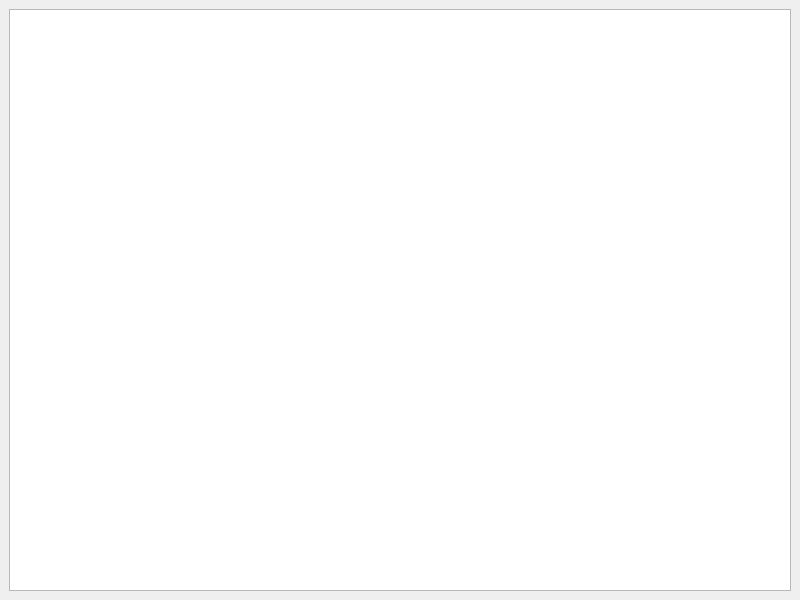
Above: Checkers/game_window.ui from adam-choragwicki/Checkers_Game_Qt_Cplusplus before the change. Below: the same form after it.
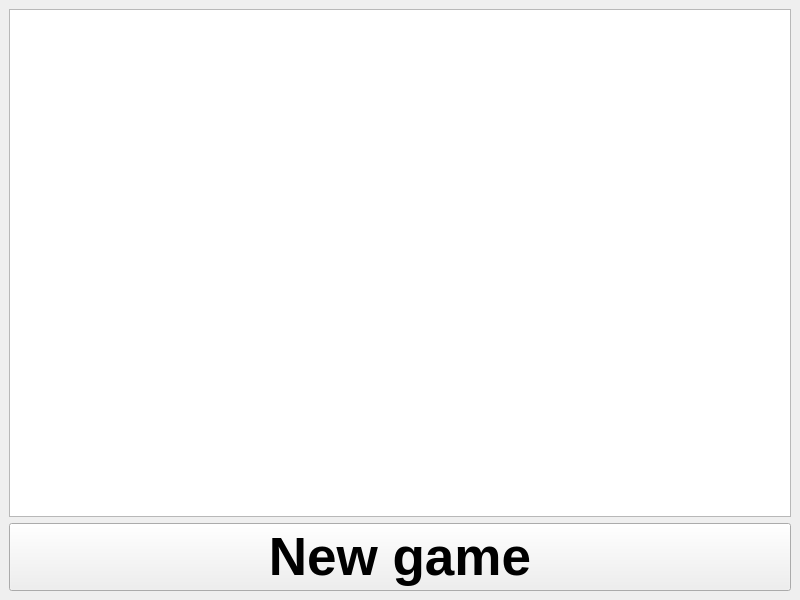
That is the form after the change.

Commit message: Add new game and restart game mechanism

Diff of the .ui file:
```diff
--- a/Checkers/game_window.ui
+++ b/Checkers/game_window.ui
@@ -18,6 +18,20 @@
     <item>
      <widget class="QGraphicsView" name="graphicsView"/>
     </item>
+    <item>
+     <widget class="QPushButton" name="pushButton_NewGame">
+      <property name="font">
+       <font>
+        <pointsize>40</pointsize>
+        <weight>75</weight>
+        <bold>true</bold>
+       </font>
+      </property>
+      <property name="text">
+       <string>New game</string>
+      </property>
+     </widget>
+    </item>
    </layout>
   </widget>
  </widget>
```
The commit also changes 8 other files.
